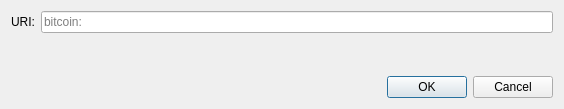
Qt form src/qt/forms/openuridialog.ui (vtsxking/ignitecoin) before a commit.
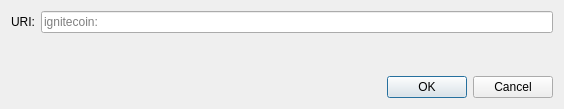
The same form after that commit. Custom widgets are drawn as their Qt base class.

Commit message: rename values from bitcoin to ignitecoin

What changed in the file:
```diff
--- a/src/qt/forms/openuridialog.ui
+++ b/src/qt/forms/openuridialog.ui
@@ -26,7 +26,7 @@
      <item>
       <widget class="QValidatedLineEdit" name="uriEdit">
        <property name="placeholderText">
-        <string notr="true">bitcoin:</string>
+        <string notr="true">ignitecoin:</string>
        </property>
       </widget>
      </item>
```
Left out of the diff: 2 changed lines with no effect on the pictures. The commit also changes 13970 other files.
